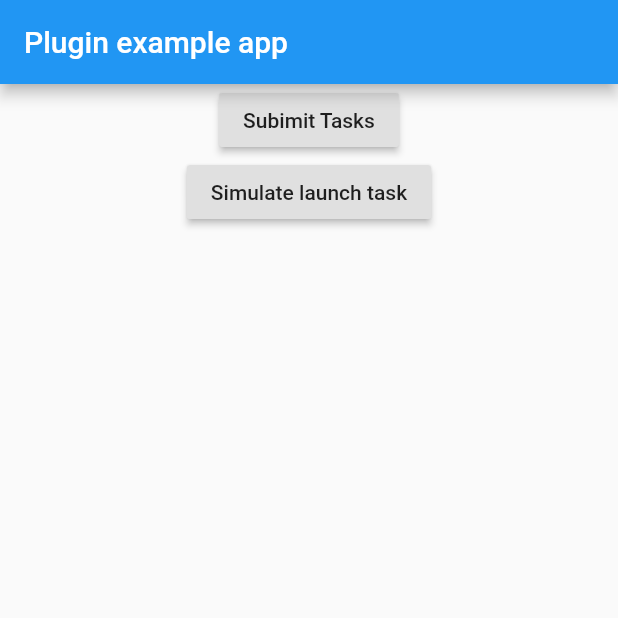
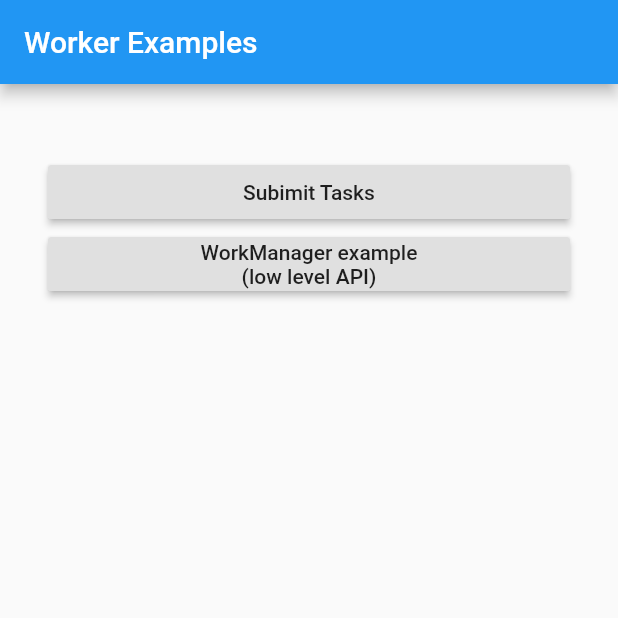
Before and after one commit to xinthink/flt_worker, a Flutter app: the screen it shows after launch, on a phone screen of 412 x 824 dp, the top half of it. Run offline on Flutter 3.47's test engine with Material 2 defaults, Android fonts, the phone set to English and light mode, and no system bars; our stand-ins replace watcher.

Commit message:
add a counter example using WorkManager

```diff
--- a/example/lib/main.dart
+++ b/example/lib/main.dart
@@ -1,8 +1,11 @@
+import 'dart:io';
+
 import 'package:flutter/material.dart';
 
 //import 'package:flt_worker/flt_worker.dart';
 import 'package:flt_worker/android.dart';
 //import 'package:flt_worker/ios.dart';
+import 'package:flt_worker_example/work_manager.dart';
 
 void main() {
   runApp(MyApp());
@@ -15,12 +18,15 @@ class MyApp extends StatelessWidget {
   Widget build(BuildContext context) => MaterialApp(
       home: Scaffold(
         appBar: AppBar(
-          title: const Text('Plugin example app'),
+          title: const Text('Worker Examples'),
         ),
-        body: SingleChildScrollView(
-          child: Center(
+        body: Builder(
+          builder: (context) => SingleChildScrollView(
+            child: Container(
+              padding: const EdgeInsets.symmetric(vertical: 48, horizontal: 32),
               child: Column(
                 mainAxisSize: MainAxisSize.min,
+                crossAxisAlignment: CrossAxisAlignment.stretch,
                 children: <Widget>[
                   RaisedButton(
                     child: const Text('Subimit Tasks'),
@@ -29,14 +35,19 @@ class MyApp extends StatelessWidget {
 //                    testBGTasks();
                     },
                   ),
-                RaisedButton(
-                  child: const Text('Simulate launch task'),
+                  const SizedBox(height: 0),
+                  Platform.isAndroid ? RaisedButton(
+                    child: const Text('WorkManager example \n(low level API)',
+                      textAlign: TextAlign.center,
+                    ),
                     onPressed: () {
-//                    simulateLaunchTask("com.example.task1");
-//                    simulateLaunchTask("dev.example.task2");
+                      Navigator.push(context, MaterialPageRoute(
+                        builder: (_) => WorkManagerExample(),
+                      ));
                     },
+                  ) : const SizedBox(),
+                ],
               ),
-              ],
             ),
           ),
         ),
--- a/example/pubspec.yaml
+++ b/example/pubspec.yaml
@@ -13,6 +13,9 @@ dependencies:
   # The following adds the Cupertino Icons font to your application.
   # Use with the CupertinoIcons class for iOS style icons.
   cupertino_icons: ^0.1.2
+
+  path_provider: ^1.6.5
+  watcher: ^0.9.7+14
 
 dev_dependencies:
   flutter_test:
--- a/pubspec.yaml
+++ b/pubspec.yaml
@@ -5,7 +5,7 @@ author:
 homepage:
 
 environment:
-  sdk: ">=2.1.0 <3.0.0"
+  sdk: ">=2.3.0 <3.0.0"
 
 dependencies:
   flutter:
```
Also changed, not shown: example/lib/work_manager.dart (added, +114 -0 lines), example/pubspec.lock, 1 other file. Lines whose indentation alone changed are shown as unchanged.
